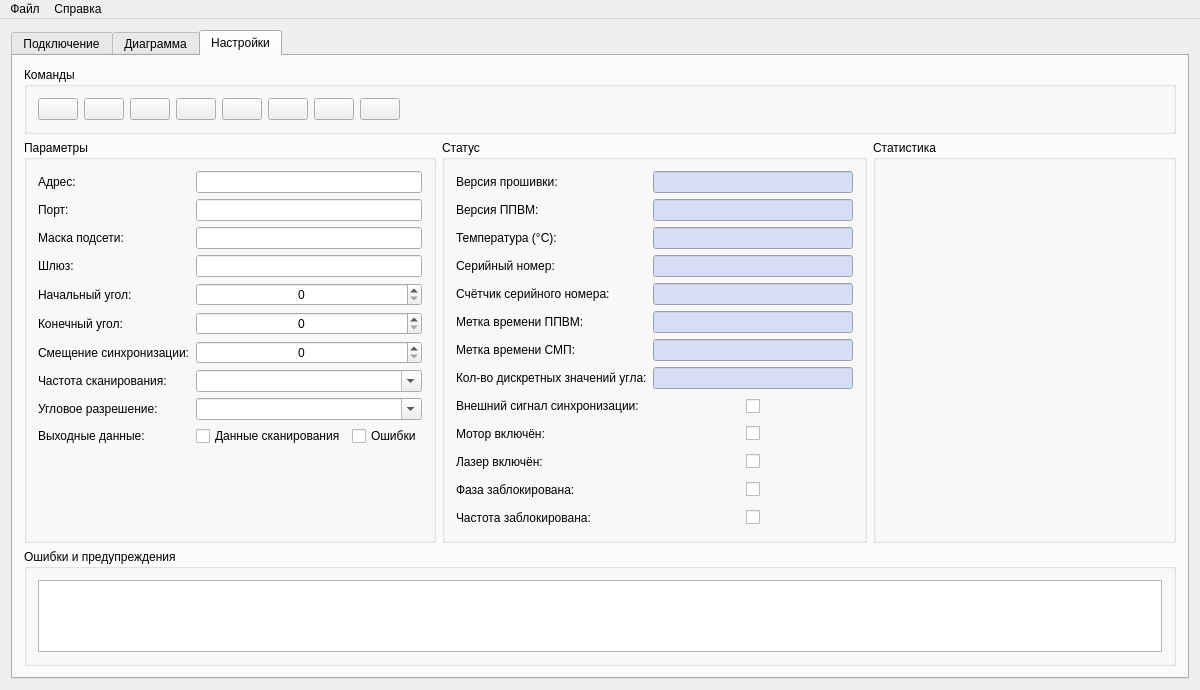
Grandbrain/Sensor, file Source/window.ui: the form before one commit.
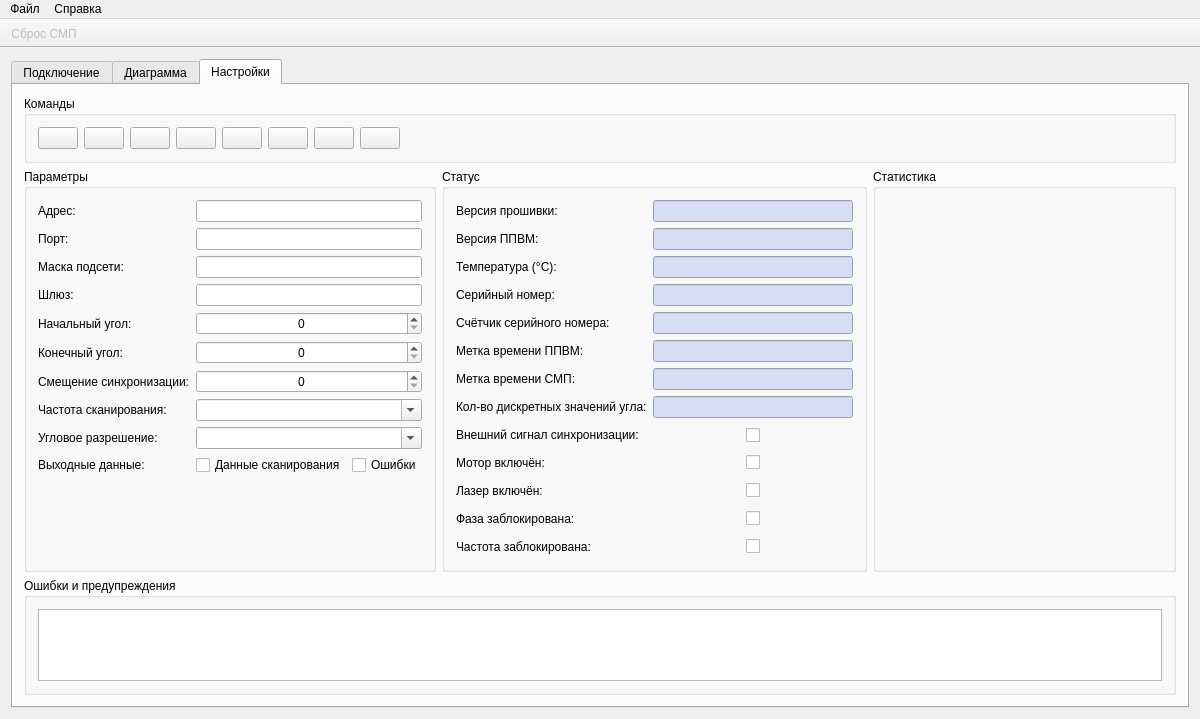
The form after the commit. Icons and pictures are not drawn.

Patch:
```diff
--- a/Source/window.ui
+++ b/Source/window.ui
@@ -696,6 +696,9 @@
              <property name="frame">
               <bool>true</bool>
              </property>
+             <property name="alignment">
+              <set>Qt::AlignCenter</set>
+             </property>
              <property name="readOnly">
               <bool>true</bool>
              </property>
@@ -801,6 +804,9 @@
                </disabled>
               </palette>
              </property>
+             <property name="alignment">
+              <set>Qt::AlignCenter</set>
+             </property>
             </widget>
            </item>
            <item row="2" column="0">
@@ -903,6 +909,9 @@
                </disabled>
               </palette>
              </property>
+             <property name="alignment">
+              <set>Qt::AlignCenter</set>
+             </property>
             </widget>
            </item>
            <item row="3" column="0">
@@ -1005,6 +1014,9 @@
                </disabled>
               </palette>
              </property>
+             <property name="alignment">
+              <set>Qt::AlignCenter</set>
+             </property>
             </widget>
            </item>
            <item row="5" column="0">
@@ -1107,6 +1119,9 @@
                </disabled>
               </palette>
              </property>
+             <property name="alignment">
+              <set>Qt::AlignCenter</set>
+             </property>
             </widget>
            </item>
            <item row="6" column="0">
@@ -1209,6 +1224,9 @@
                </disabled>
               </palette>
              </property>
+             <property name="alignment">
+              <set>Qt::AlignCenter</set>
+             </property>
             </widget>
            </item>
            <item row="7" column="0">
@@ -1311,6 +1329,9 @@
                </disabled>
               </palette>
              </property>
+             <property name="alignment">
+              <set>Qt::AlignCenter</set>
+             </property>
             </widget>
            </item>
            <item row="8" column="0">
@@ -1343,6 +1364,9 @@
              </item>
              <item>
               <widget class="QCheckBox" name="checkExternalSync">
+               <property name="enabled">
+                <bool>true</bool>
+               </property>
                <property name="sizePolicy">
                 <sizepolicy hsizetype="Fixed" vsizetype="Preferred">
                  <horstretch>0</horstretch>
@@ -1358,6 +1382,12 @@
                <property name="contextMenuPolicy">
                 <enum>Qt::NoContextMenu</enum>
                </property>
+               <property name="checkable">
+                <bool>false</bool>
+               </property>
+               <property name="checked">
+                <bool>false</bool>
+               </property>
               </widget>
              </item>
              <item>
@@ -1723,6 +1753,9 @@
                </disabled>
               </palette>
              </property>
+             <property name="alignment">
+              <set>Qt::AlignCenter</set>
+             </property>
             </widget>
            </item>
           </layout>
@@ -1790,6 +1823,30 @@
    <addaction name="menuFile"/>
    <addaction name="menuHelp"/>
   </widget>
+  <widget class="QToolBar" name="toolBar">
+   <property name="enabled">
+    <bool>false</bool>
+   </property>
+   <property name="windowTitle">
+    <string>toolBar</string>
+   </property>
+   <property name="movable">
+    <bool>false</bool>
+   </property>
+   <property name="allowedAreas">
+    <set>Qt::NoToolBarArea</set>
+   </property>
+   <property name="floatable">
+    <bool>false</bool>
+   </property>
+   <attribute name="toolBarArea">
+    <enum>TopToolBarArea</enum>
+   </attribute>
+   <attribute name="toolBarBreak">
+    <bool>false</bool>
+   </attribute>
+   <addaction name="actionReset"/>
+  </widget>
   <action name="actionExit">
    <property name="text">
     <string>Выход</string>
@@ -1803,6 +1860,18 @@
     <string>О программе SensorPRO...</string>
    </property>
   </action>
+  <action name="actionReset">
+   <property name="icon">
+    <iconset resource="resources.qrc">
+     <normaloff>:/root/icon.ico</normaloff>:/root/icon.ico</iconset>
+   </property>
+   <property name="text">
+    <string>Сброс СМП</string>
+   </property>
+   <property name="toolTip">
+    <string>Сброс настроек сигнального микропроцессора</string>
+   </property>
+  </action>
  </widget>
  <layoutdefault spacing="6" margin="11"/>
  <tabstops>
```
Left out of the diff: 4 changed lines with no effect on the pictures.
